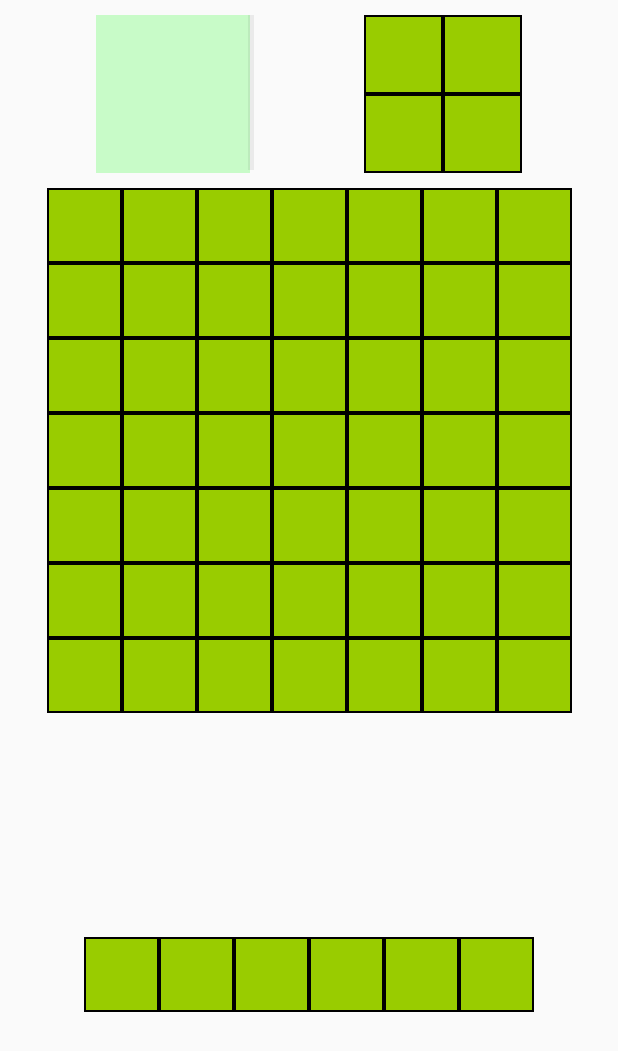
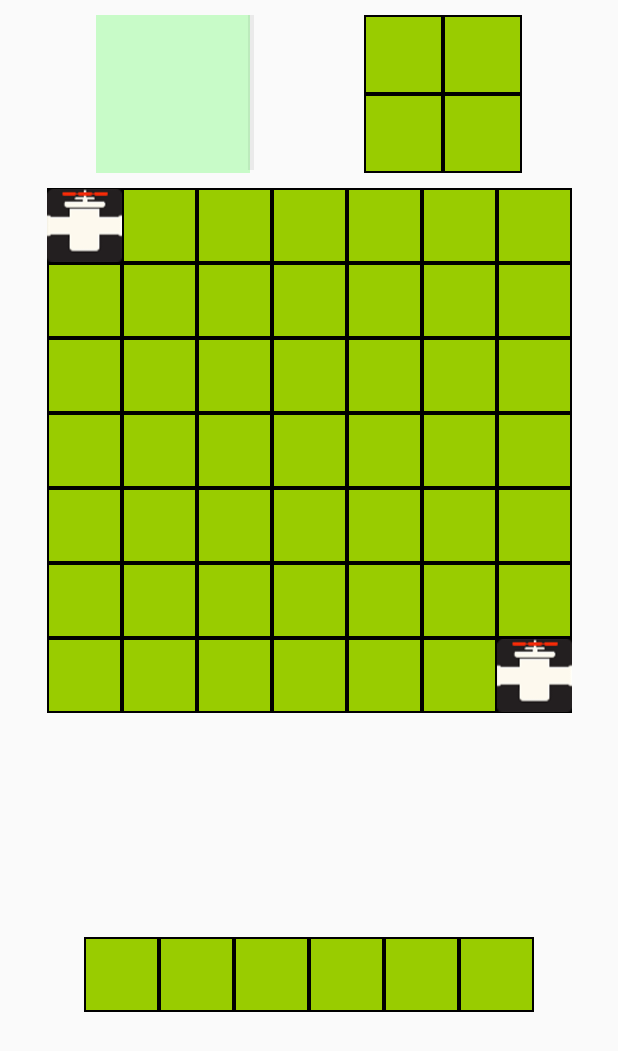
Before and after one commit to choegu/academy_android_pipebattle, an Android app: the GameActivity screen opened directly, with no data from a screen before it, on a phone screen of 412 x 824 dp. Shown: the top 1051 px of the screen. Run offline under Robolectric (Android 15) with nearby library versions, the phone set to English and light mode, and no system bars.

Commit message:
pipe valve img

```diff
--- a/app/src/main/java/com/choegu/indiegame/pipebattle/AttackGameAdapter.java
+++ b/app/src/main/java/com/choegu/indiegame/pipebattle/AttackGameAdapter.java
@@ -24,7 +24,6 @@ public class AttackGameAdapter extends ArrayAdapter <TileVO>{
 
     public AttackGameAdapter(@NonNull Context context, int resource, @NonNull List<TileVO> objects) {
         super(context, resource, objects);
-
 
         this.context = (Activity) context;
         this.layout = resource;
--- a/app/src/main/java/com/choegu/indiegame/pipebattle/GameActivity.java
+++ b/app/src/main/java/com/choegu/indiegame/pipebattle/GameActivity.java
@@ -7,6 +7,8 @@ import android.os.Message;
 import android.support.annotation.Nullable;
 import android.support.v7.app.AppCompatActivity;
 import android.util.Log;
+import android.view.View;
+import android.widget.AdapterView;
 import android.widget.GridView;
 import android.widget.Toast;
 
@@ -101,6 +103,20 @@ public class GameActivity extends AppCompatActivity {
         gridViewAttack.setAdapter(attackGameAdapter);
         gridViewNext.setAdapter(nextGameAdapter);
 
+        gridViewMain.setOnItemClickListener(new AdapterView.OnItemClickListener() {
+            @Override
+            public void onItemClick(AdapterView<?> adapterView, View view, int i, long l) {
+
+            }
+        });
+
+        gridViewAttack.setOnItemClickListener(new AdapterView.OnItemClickListener() {
+            @Override
+            public void onItemClick(AdapterView<?> adapterView, View view, int i, long l) {
+
+            }
+        });
+
         handler = new Handler(){
             @Override
             public void handleMessage(Message msg) {
--- a/app/src/main/java/com/choegu/indiegame/pipebattle/MainGameAdapter.java
+++ b/app/src/main/java/com/choegu/indiegame/pipebattle/MainGameAdapter.java
@@ -8,6 +8,7 @@ import android.view.LayoutInflater;
 import android.view.View;
 import android.view.ViewGroup;
 import android.widget.ArrayAdapter;
+import android.widget.ImageView;
 
 import com.choegu.indiegame.pipebattle.vo.TileVO;
 
@@ -30,7 +31,7 @@ public class MainGameAdapter extends ArrayAdapter<TileVO>{
     }
 
     class MainGameHolder {
-
+        ImageView imageTile;
     }
 
     @NonNull
@@ -44,6 +45,8 @@ public class MainGameAdapter extends ArrayAdapter<TileVO>{
 
             holder = new MainGameHolder();
 
+            holder.imageTile = convertView.findViewById(R.id.image_main);
+
             convertView.setTag(holder);
         } else {
             holder = (MainGameHolder) convertView.getTag();
@@ -51,6 +54,11 @@ public class MainGameAdapter extends ArrayAdapter<TileVO>{
 
         TileVO tile = tileVOList.get(position);
 
+        if (position==0 || position==48) {
+            holder.imageTile.setImageResource(R.drawable.pipe_valve);
+        }
+//        holder.imageTile.setImageResource();
+
         return convertView;
     }
 }
--- a/app/src/main/res/layout/item_game_attack.xml
+++ b/app/src/main/res/layout/item_game_attack.xml
@@ -5,6 +5,7 @@
     <ImageView
         android:layout_width="52.5dp"
         android:layout_height="52.5dp"
-        android:background="@drawable/btn_game_bg"/>
+        android:background="@drawable/btn_game_bg"
+        android:id="@+id/image_attack"/>
 
 </android.support.constraint.ConstraintLayout>
--- a/app/src/main/res/layout/item_game_enemy.xml
+++ b/app/src/main/res/layout/item_game_enemy.xml
@@ -5,6 +5,7 @@
     <ImageView
         android:layout_width="15dp"
         android:layout_height="15dp"
-        android:background="#3300ff00"/>
+        android:background="#3300ff00"
+        android:id="@+id/image_enemy"/>
 
 </android.support.constraint.ConstraintLayout>
--- a/app/src/main/res/layout/item_game_main.xml
+++ b/app/src/main/res/layout/item_game_main.xml
@@ -5,6 +5,7 @@
     <ImageView
         android:layout_width="50dp"
         android:layout_height="50dp"
-        android:background="@drawable/btn_game_bg"/>
+        android:background="@drawable/btn_game_bg"
+        android:id="@+id/image_main"/>
 
 </android.support.constraint.ConstraintLayout>
--- a/app/src/main/res/layout/item_game_next.xml
+++ b/app/src/main/res/layout/item_game_next.xml
@@ -6,6 +6,7 @@
     <ImageView
         android:layout_width="50dp"
         android:layout_height="50dp"
-        android:background="@drawable/btn_game_bg"/>
+        android:background="@drawable/btn_game_bg"
+        android:id="@+id/image_next"/>
 
 </android.support.constraint.ConstraintLayout>
```
Also changed, not shown: app/src/main/res/drawable/pipe_valve.png (added).
